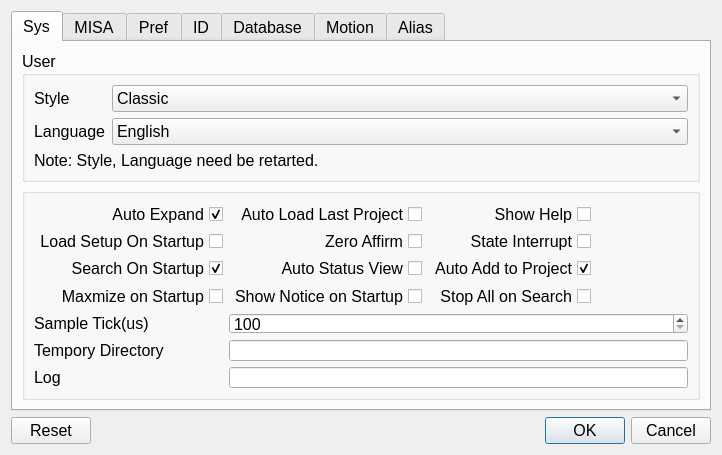
The window that source/wnd/ui/syspref.ui (ww4u/megarobostudio) describes before a commit, drawn with Qt 5.
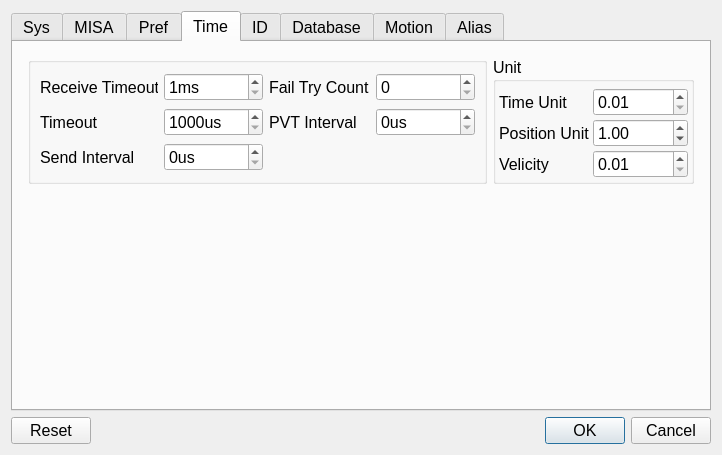
The same window after the commit. The open tabs and pages were chosen to show the change. Icons and pictures are not drawn. Custom widgets are drawn as their Qt base class.

Diff of the .ui file:
```diff
--- a/source/wnd/ui/syspref.ui
+++ b/source/wnd/ui/syspref.ui
@@ -919,6 +919,26 @@
         </layout>
        </item>
        <item>
+        <spacer name="verticalSpacer_4">
+         <property name="orientation">
+          <enum>Qt::Vertical</enum>
+         </property>
+         <property name="sizeHint" stdset="0">
+          <size>
+           <width>20</width>
+           <height>40</height>
+          </size>
+         </property>
+        </spacer>
+       </item>
+      </layout>
+     </widget>
+     <widget class="QWidget" name="tab_11">
+      <attribute name="title">
+       <string>Time</string>
+      </attribute>
+      <layout class="QGridLayout" name="gridLayout_13">
+       <item row="0" column="0">
         <layout class="QHBoxLayout" name="horizontalLayout_5">
          <property name="leftMargin">
           <number>6</number>
@@ -1140,8 +1160,8 @@
          </item>
         </layout>
        </item>
-       <item>
-        <spacer name="verticalSpacer_4">
+       <item row="1" column="0">
+        <spacer name="verticalSpacer_7">
          <property name="orientation">
           <enum>Qt::Vertical</enum>
          </property>
@@ -1963,6 +1983,19 @@
      </property>
     </widget>
    </item>
+   <item>
+    <spacer name="verticalSpacer_8">
+     <property name="orientation">
+      <enum>Qt::Vertical</enum>
+     </property>
+     <property name="sizeHint" stdset="0">
+      <size>
+       <width>20</width>
+       <height>40</height>
+      </size>
+     </property>
+    </spacer>
+   </item>
   </layout>
  </widget>
  <customwidgets>
```
Left out of the diff: 4 changed lines with no effect on the pictures.
